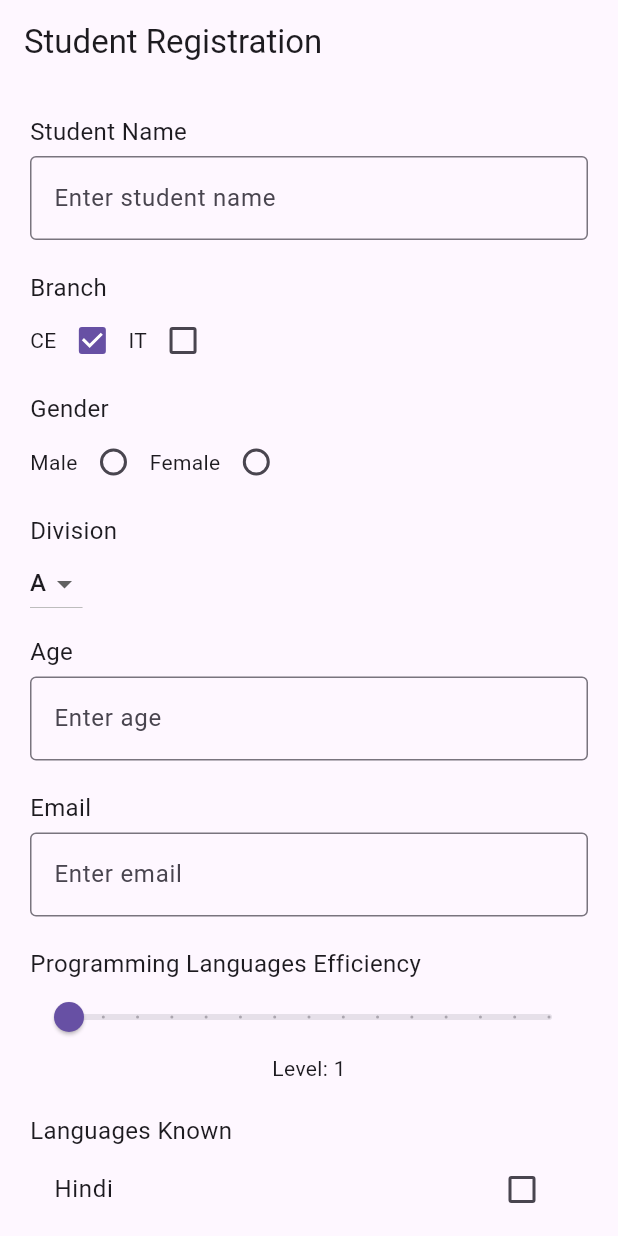
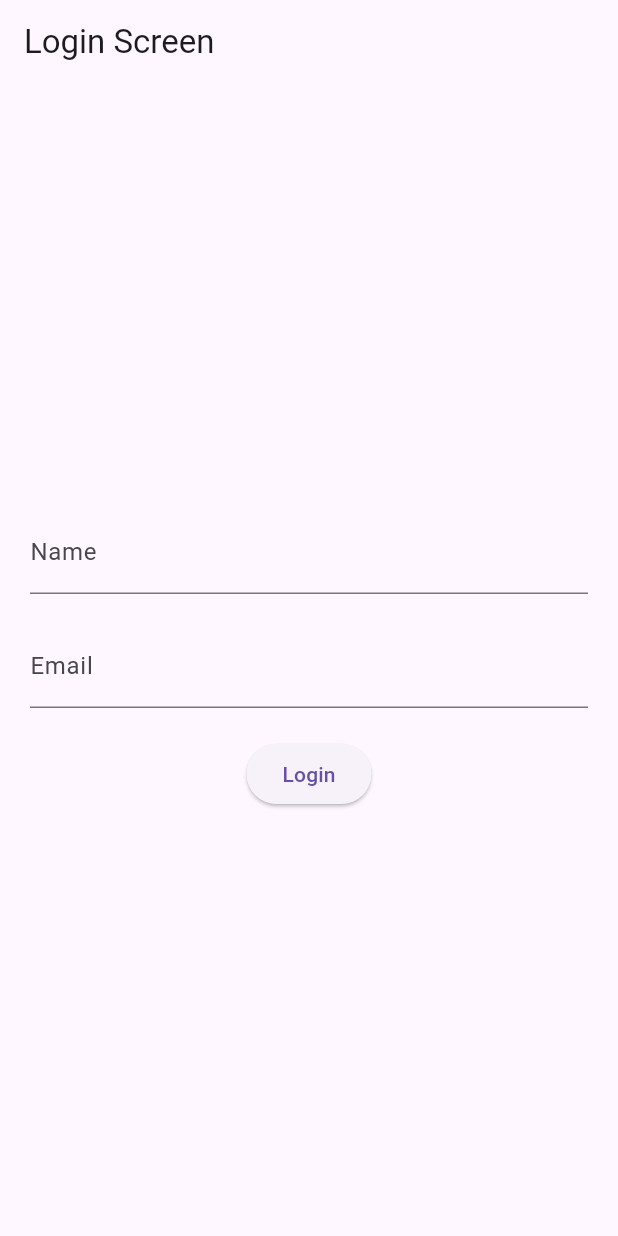
Before and after one commit to priyankadafda23/Flutter, a Flutter app: the screen it shows after launch, on a phone screen of 412 x 824 dp. Run offline on Flutter 3.47's test engine with Material 3 defaults, Android fonts, the light colour scheme and no system bars.

Commit message:
LOGIN PAGE IN STOPWATCH FOLDER

```diff
--- a/demo/lib/main.dart
+++ b/demo/lib/main.dart
@@ -1,7 +1,43 @@
 import 'package:flutter/material.dart';
 // import './stopwatch/stopwatch.dart';
-import 'register.dart';
+//import 'register.dart';
+//import './calculator/calculator.dart';
+import './stopwatch/login.dart';
 
+//stopwatch.dart/login.dart
+void main() {
+  runApp(const StopWatchRun());
+}
+
+class StopWatchRun extends StatelessWidget {
+  const StopWatchRun({super.key});
+
+  @override
+  Widget build(BuildContext context) {
+    return const MaterialApp(
+      debugShowCheckedModeBanner: false,
+      home: LoginScreen(),
+    );
+  }
+}
+
+//calculator.dart
+// void main() {
+//   runApp(const CalculatorWidget());
+// }
+// class MyApp extends StatelessWidget {
+//   const MyApp({super.key});
+
+//   @override
+//   Widget build(BuildContext context) {
+//     return const MaterialApp(
+//       debugShowCheckedModeBanner: false,
+//       home: CalculatorWidget(),
+//     );
+//   }
+// }
+
+//stopwatch.dart
 // void main() {
 //   runApp(const StopWatchRun());
 // }
@@ -18,18 +54,19 @@ import 'register.dart';
 //   }
 // }
 
-void main() {
-  runApp(const RegisterRun());
-}
+//register.dart
+// void main() {
+//   runApp(const RegisterRun());
+// }
 
-class RegisterRun extends StatelessWidget {
-  const RegisterRun({super.key});
+// class RegisterRun extends StatelessWidget {
+//   const RegisterRun({super.key});
 
-  @override
-  Widget build(BuildContext context) {
-    return MaterialApp(
-      debugShowCheckedModeBanner: false,
-      home: RegisterExercise(),
-    );
-  }
-}
+//   @override
+//   Widget build(BuildContext context) {
+//     return MaterialApp(
+//       debugShowCheckedModeBanner: false,
+//       home: RegisterExercise(),
+//     );
+//   }
+// }
--- /dev/null
+++ b/demo/lib/stopwatch/login.dart
@@ -0,0 +1,99 @@
+import 'package:flutter/material.dart';
+
+class LoginScreen extends StatefulWidget {
+  const LoginScreen({super.key});
+
+  @override
+  State<LoginScreen> createState() => _LoginScreenState();
+}
+
+class _LoginScreenState extends State<LoginScreen> {
+  bool loggedIn = false;
+  String name='';
+  final _nameController = TextEditingController();
+  final _emailController = TextEditingController();
+  final _formKey = GlobalKey<FormState>();
+
+  @override
+  Widget build(BuildContext context) {
+    return Scaffold(
+      appBar:AppBar(
+        title: const Text("Login Screen"),
+      ),
+      body: Center(
+        child: loggedIn ? _buildSuccess() : _buildLoginForm(),
+      ),
+    );
+  }
+
+  @override
+  void dispose() {
+    _nameController.dispose();
+    _emailController.dispose();
+    super.dispose();
+  }
+
+  Widget _buildSuccess() {
+    return Column(
+      mainAxisAlignment: MainAxisAlignment.center,
+      children: [
+        const Icon(Icons.check,color: Colors.green,size: 100,),
+        const SizedBox(height: 20,),
+        Text("Welcome, $name!",style: const TextStyle(fontSize: 24),),
+      ],
+    );
+  }
+
+  Widget _buildLoginForm(){
+    return Form(
+      key: _formKey,
+      child: Padding(
+        padding: const EdgeInsets.all(20),
+        child: Column(
+          mainAxisAlignment: MainAxisAlignment.center,
+          children:[
+            TextFormField(
+              controller: _nameController,
+              decoration: const InputDecoration(
+                labelText: "Name",
+              ),
+              validator: (text) => text!.isEmpty ? "Name cannot be empty" : null,
+            ),
+            const SizedBox(height: 20,),
+            TextFormField(
+              controller: _emailController,
+              decoration: const InputDecoration(
+                labelText: "Email",
+              ),
+              validator: (text){
+                if(text!.isEmpty){
+                  return "Email address cannot be empty";
+                }
+                final regex = RegExp('[^@]+@[^.]+..+');
+                if(!regex.hasMatch(text)){
+                  return "Please enter a valid email address";
+                }
+                return null;
+              },
+            ),
+            const SizedBox(height: 20,),
+            ElevatedButton(
+              onPressed: _validate,
+              child: const Text("Login"),
+            )
+          ]
+        )
+      )
+    );
+  }
+
+  void _validate(){
+    final form = _formKey.currentState;
+    if(form!=null && form.validate()){
+      setState(() {
+        loggedIn = true;
+        name = _nameController.text;
+      });
+    }
+  }
+}
--- a/demo/task.txt
+++ b/demo/task.txt
@@ -1,3 +1,4 @@
+exercise:
 create a flutter application with following details.
 design a registration form with following components
 1. student name (textbox)
```
Also changed, not shown: demo/lib/calculator/calculator.dart (added, +233 -0 lines).
